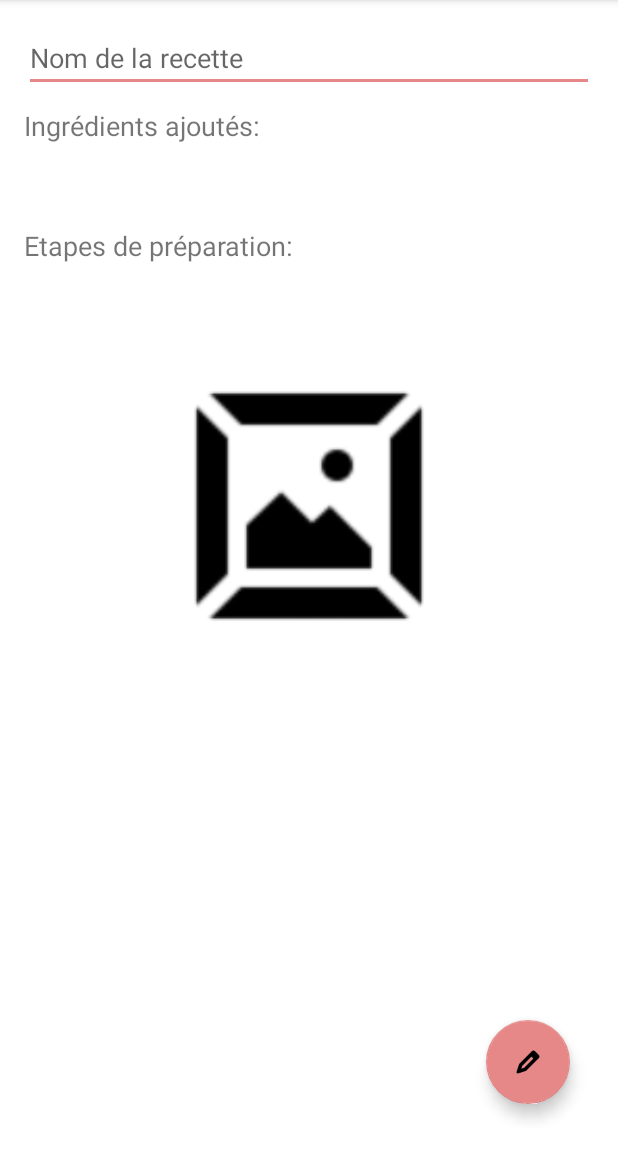
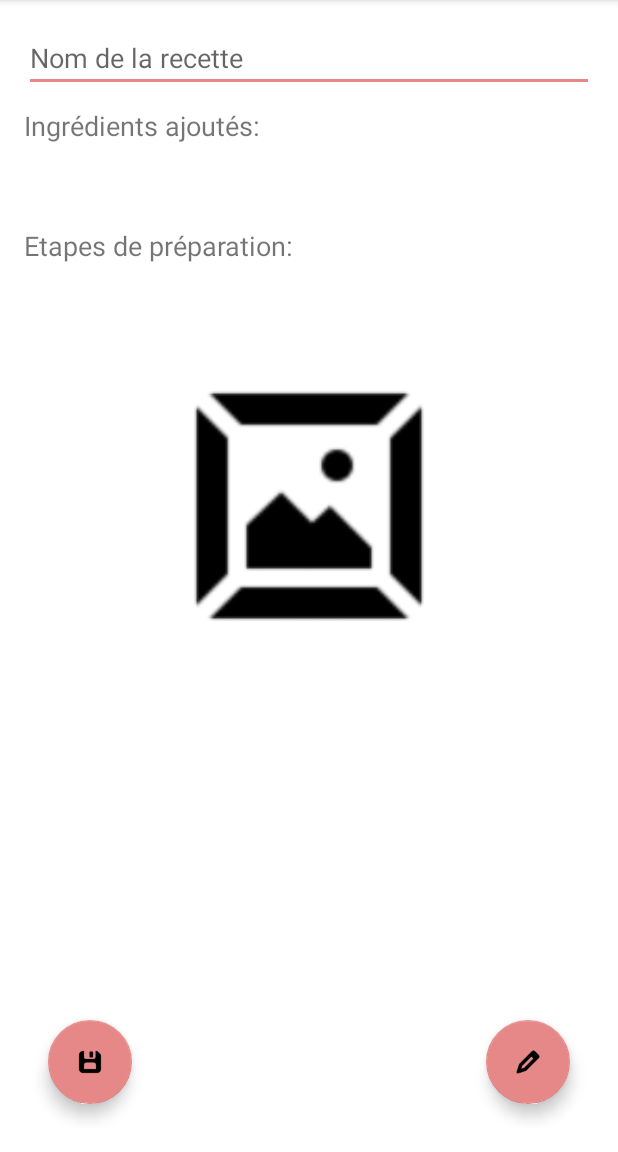
Before and after one commit to Zakuro89/AndroidApp, an Android app: the screen it shows after launch (AjouterRecette), after a tap on an icon or button, on a phone screen of 412 x 824 dp, the part 84-1236 px from its top. Run offline under Robolectric (Android 15) with nearby library versions, the phone set to English and light mode, and no system bars; our stand-ins replace Picasso, Room's generated code.

Commit message:
commit modification gestion boutons + ajout propriete pieces recette

```diff
--- a/app/src/main/java/com/example/epsi1/activity/AjouterRecette.kt
+++ b/app/src/main/java/com/example/epsi1/activity/AjouterRecette.kt
@@ -9,6 +9,7 @@ import android.provider.MediaStore
 import android.widget.EditText
 import android.widget.ImageView
 import android.widget.ListView
+import android.widget.Toast
 import androidx.appcompat.app.AppCompatActivity
 import androidx.core.content.FileProvider
 import androidx.recyclerview.widget.LinearLayoutManager
@@ -33,7 +34,7 @@ import java.io.File
 
 class AjouterRecette : AppCompatActivity() {
 
-    private val newRecipe = RecetteEntity(title = "")
+    private val newRecipe = RecetteEntity(title = "", img = null, pieces = null)
 
     private lateinit var listViewIngredient: RecyclerView
     private lateinit var listViewStep: RecyclerView
@@ -91,6 +92,20 @@ class AjouterRecette : AppCompatActivity() {
         fabMain.setOnClickListener {
             showBottomSheet()
         }
+
+        val sauvegarderRecetteBouton = findViewById<FloatingActionButton>(R.id.saveRecipeButton)
+
+        sauvegarderRecetteBouton.setOnClickListener {
+            val title = findViewById<EditText>(R.id.recipeTitle).text.toString()
+            if (title.isNotEmpty()) {
+                saveRecipeToDatabase(title)
+
+            } else {
+                Toast.makeText(this, "Veuillez indiquer un nom de recette.", Toast.LENGTH_SHORT)
+                    .show()
+            }
+
+        }
     }
 
     override fun onSupportNavigateUp(): Boolean {
@@ -108,8 +123,7 @@ class AjouterRecette : AppCompatActivity() {
         val takePhotoButton = view.findViewById<FloatingActionButton>(R.id.takePhotoButton)
         val chooseFromGalleryButton =
             view.findViewById<FloatingActionButton>(R.id.chooseFromGalleryButton)
-        val sauvegarderRecetteBouton =
-            view.findViewById<FloatingActionButton>(R.id.saveRecipeButton)
+
         val cancelButton = view.findViewById<FloatingActionButton>(R.id.cancelButton)
 
         ajouterIngredientBouton.setOnClickListener {
@@ -128,12 +142,6 @@ class AjouterRecette : AppCompatActivity() {
 
         chooseFromGalleryButton.setOnClickListener {
             openGallery()
-        }
-
-        sauvegarderRecetteBouton.setOnClickListener {
-            val title = findViewById<EditText>(R.id.recipeTitle).text.toString()
-            saveRecipeToDatabase(title)
-            bottomSheetDialog.dismiss()
         }
 
         cancelButton.setOnClickListener {
--- a/app/src/main/java/com/example/epsi1/db/database/RecetteDataBase.kt
+++ b/app/src/main/java/com/example/epsi1/db/database/RecetteDataBase.kt
@@ -13,7 +13,7 @@ import com.example.epsi1.model.Etape
 import com.example.epsi1.model.Ingredient
 import com.example.epsi1.model.RecetteEntity
 
-@Database(entities = [RecetteEntity::class, Ingredient::class, Etape::class], version = 2)
+@Database(entities = [RecetteEntity::class, Ingredient::class, Etape::class], version = 3)
 abstract class RecetteDatabase : RoomDatabase() {
 
     abstract fun recetteDao(): RecetteDao
@@ -30,6 +30,12 @@ abstract class RecetteDatabase : RoomDatabase() {
             }
         }
 
+        val MIGRATION_2_3 = object: Migration(2,3) {
+            override fun migrate(db: SupportSQLiteDatabase) {
+                db.execSQL("ALTER TABLE recipe_table ADD COLUMN pieces INTEGER")
+            }
+        }
+
         @Synchronized
         fun getDatabase(context: Context): RecetteDatabase {
             if (!::INSTANCE.isInitialized) {
@@ -37,6 +43,7 @@ abstract class RecetteDatabase : RoomDatabase() {
                     Room
                         .databaseBuilder(context, RecetteDatabase::class.java, "recette.db")
                         .addMigrations(MIGRATION_1_2)
+                        .addMigrations(MIGRATION_2_3)
                         .build()
             }
             return INSTANCE
--- a/app/src/main/java/com/example/epsi1/model/RecetteEntity.kt
+++ b/app/src/main/java/com/example/epsi1/model/RecetteEntity.kt
@@ -9,5 +9,7 @@ data class RecetteEntity(
     @PrimaryKey(autoGenerate = true) val id: Long = 0,
     override var title: String,
     override var img: String? = null,
+    override var pieces: Int? = null,
 
-    ): IRecetteEntity
+
+    ) : IRecetteEntity
--- a/app/src/main/java/com/example/epsi1/model/modelinterface/IRecetteEntity.kt
+++ b/app/src/main/java/com/example/epsi1/model/modelinterface/IRecetteEntity.kt
@@ -4,5 +4,6 @@ interface IRecetteEntity {
 
     var title: String
     var img: String?
+    var pieces: Int?
 
 }
--- a/app/src/main/res/layout/activity_ajouter_ingredient.xml
+++ b/app/src/main/res/layout/activity_ajouter_ingredient.xml
@@ -9,14 +9,15 @@
         android:id="@+id/editIngredientName"
         android:layout_width="match_parent"
         android:layout_height="wrap_content"
-        android:hint="@string/ingredient_name_hint"/>
+        android:hint="@string/ingredient_name_hint"
+        />
 
     <EditText
         android:id="@+id/editIngredientQuantity"
         android:layout_width="match_parent"
         android:layout_height="wrap_content"
         android:hint="@string/ingredient_quantity_hint"
-        android:inputType="numberDecimal"/>
+        android:inputType="number"/>
 
 
     <EditText
--- a/app/src/main/res/layout/activity_ajouter_recettes.xml
+++ b/app/src/main/res/layout/activity_ajouter_recettes.xml
@@ -65,7 +65,6 @@
                 android:src="@drawable/ic_cadre" />
 
         </LinearLayout>
-
     </ScrollView>
 
     <com.google.android.material.floatingactionbutton.FloatingActionButton
@@ -76,4 +75,12 @@
         android:layout_margin="16dp"
         android:src="@drawable/ic_edit" />
 
+    <com.google.android.material.floatingactionbutton.FloatingActionButton
+        android:id="@+id/saveRecipeButton"
+        android:layout_width="wrap_content"
+        android:layout_height="wrap_content"
+        android:layout_gravity="bottom"
+        android:layout_margin="16dp"
+        android:src="@drawable/ic_save" />
+
 </androidx.coordinatorlayout.widget.CoordinatorLayout>
```
Also changed, not shown: app/src/main/res/layout/bottom_sheet_layout.xml (+9 -9 lines).
